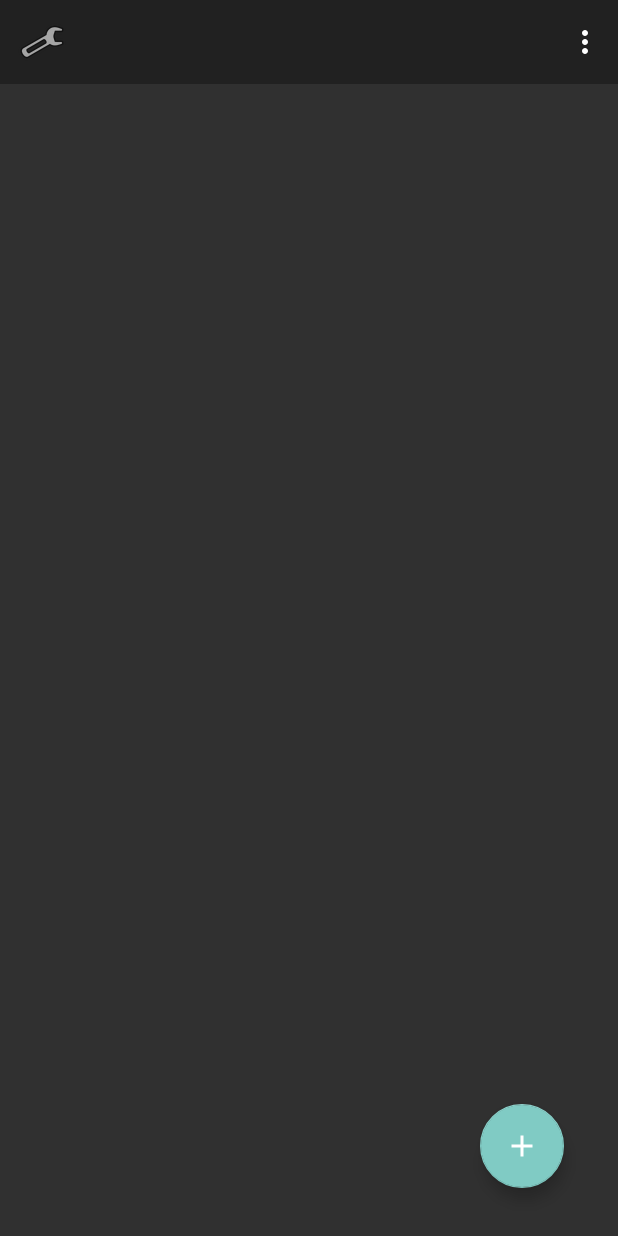
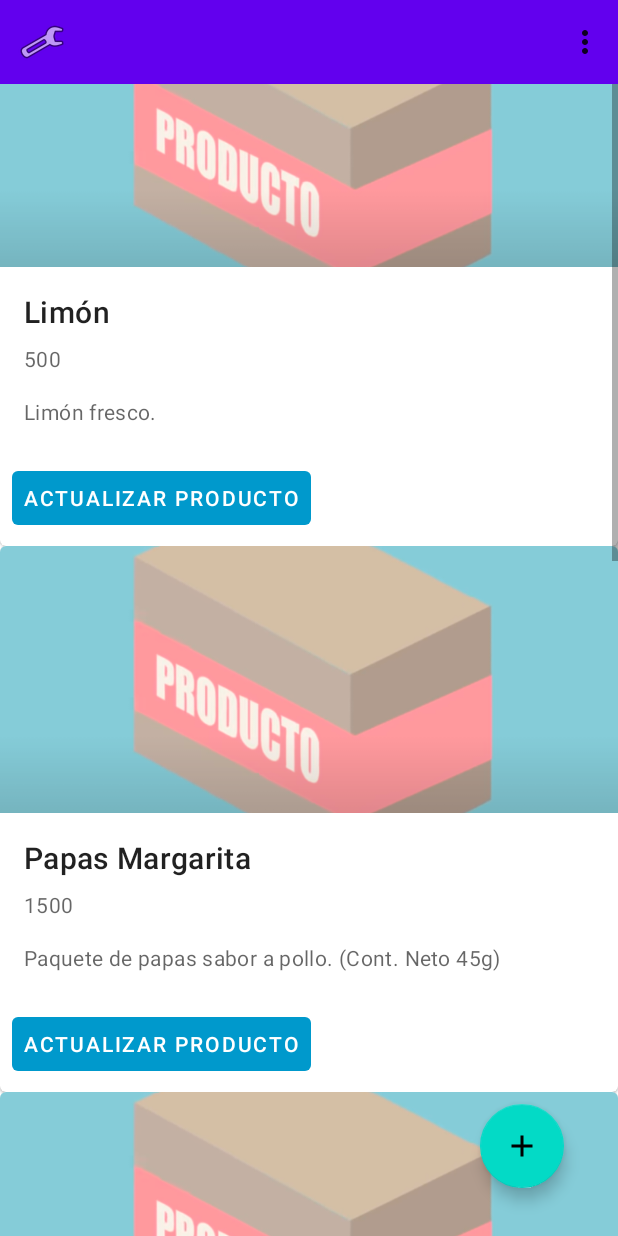
Before and after one commit to IETIM/TenderoAndroidApp, an Android app: the screen it shows after launch (Activity2 before the commit, ProductsActivity after it), after a tap on "INICIA SESIÓN", on a phone screen of 412 x 824 dp. Run offline under Robolectric (Android 15) with nearby library versions, the phone set to English and light mode, and no system bars.

Commit message:
subir fotos a firebase y ver productos quemados

```diff
--- a/app/build.gradle
+++ b/app/build.gradle
@@ -1,5 +1,6 @@
 plugins {
     id 'com.android.application'
+    id 'com.google.gms.google-services'
 }
 
 android {
@@ -37,6 +38,7 @@
     implementation 'androidx.lifecycle:lifecycle-livedata-ktx:2.2.0'
     implementation 'androidx.lifecycle:lifecycle-viewmodel-ktx:2.2.0'
     testImplementation 'junit:junit:4.+'
+    implementation 'com.google.firebase:firebase-storage:19.1.0'
     androidTestImplementation 'androidx.test.ext:junit:1.1.2'
     androidTestImplementation 'androidx.test.espresso:espresso-core:3.3.0'
 }
--- a/app/src/main/AndroidManifest.xml
+++ b/app/src/main/AndroidManifest.xml
@@ -18,6 +18,8 @@
         </activity>
         <activity android:name=".Activity2"
             android:theme="@style/Theme.AppCompat.NoActionBar"/>
+        <activity android:name=".ui.products.ProductsActivity"
+            android:theme="@style/Theme.MaterialComponents.DayNight.NoActionBar"/>
         <activity
             android:name=".StoreKeeperDashboardActivity"
             android:label="@string/title_activity_store_keeper_dashboard"
--- a/app/src/main/java/edu/eci/ieti/takeiteasysk/Activity2.java
+++ b/app/src/main/java/edu/eci/ieti/takeiteasysk/Activity2.java
@@ -11,9 +11,5 @@
     @Override
     protected void onCreate(Bundle savedInstanceState) {
         super.onCreate(savedInstanceState);
-        setContentView(R.layout.nav_activity);
     }
-    public void newProduct(View view) {
-        Intent intent = new Intent(this, NewProductForm.class);
-        startActivity(intent);
-    }}
+  }
--- a/app/src/main/java/edu/eci/ieti/takeiteasysk/MainActivity.java
+++ b/app/src/main/java/edu/eci/ieti/takeiteasysk/MainActivity.java
@@ -5,6 +5,8 @@
 import android.content.Intent;
 import android.os.Bundle;
 import android.view.View;
+
+import edu.eci.ieti.takeiteasysk.ui.products.ProductsActivity;
 
 public class MainActivity extends AppCompatActivity {
 
@@ -15,7 +17,7 @@
     }
     /** Called when the user taps the Send button */
     public void logIn(View view) {
-        Intent intent = new Intent(this, Activity2.class);
+        Intent intent = new Intent(this, ProductsActivity.class);
         startActivity(intent);
     }
 }
--- /dev/null
+++ b/app/src/main/java/edu/eci/ieti/takeiteasysk/model/Product.java
@@ -0,0 +1,88 @@
+package edu.eci.ieti.takeiteasysk.model;
+
+
+import java.util.UUID;
+
+public class Product {
+
+    private String id;
+
+    private String image;
+
+    private String name;
+
+    private String description;
+
+    private String category;
+
+    private  Long price;
+
+    private Long stocks;
+
+
+    public Product() {
+    }
+
+    public Product(String name, String description, Long price) {
+        this.id = UUID.randomUUID().toString();
+        this.name = name;
+        this.description = description;
+        this.price = price;
+    }
+
+    public String getId() {
+        return id;
+    }
+
+    public void setId(String id) {
+        this.id = id;
+    }
+
+    public String getName() {
+        return name;
+    }
+
+    public void setName(String name) {
+        this.name = name;
+    }
+
+    public String getDescription() {
+        return description;
+    }
+
+    public void setDescription(String description) {
+        this.description = description;
+    }
+
+    public String getCategory() {
+        return category;
+    }
+
+    public void setCategory(String category) {
+        this.category = category;
+    }
+
+    public Long getPrice() {
+        return price;
+    }
+
+    public void setPrice(Long price) {
+        this.price = price;
+    }
+
+    public Long getStocks() {
+        return stocks;
+    }
+
+    public void setStocks(Long stocks) {
+        this.stocks = stocks;
+    }
+
+    public String getImage() {
+        return image;
+    }
+
+    public void setImage(String image) {
+        this.image = image;
+    }
+}
--- /dev/null
+++ b/app/src/main/java/edu/eci/ieti/takeiteasysk/persistence/ProductsPersistence.java
@@ -0,0 +1,9 @@
+package edu.eci.ieti.takeiteasysk.persistence;
+
+import java.util.List;
+
+import edu.eci.ieti.takeiteasysk.model.Product;
+
+public interface ProductsPersistence {
+    List<Product> getProducts();
+}
--- /dev/null
+++ b/app/src/main/java/edu/eci/ieti/takeiteasysk/persistence/impl/ProductsPersistenceImpl.java
@@ -0,0 +1,21 @@
+package edu.eci.ieti.takeiteasysk.persistence.impl;
+
+import java.util.ArrayList;
+import java.util.List;
+
+import edu.eci.ieti.takeiteasysk.model.Product;
+import edu.eci.ieti.takeiteasysk.persistence.ProductsPersistence;
+
+public class ProductsPersistenceImpl implements ProductsPersistence {
+    @Override
+    public List<Product> getProducts() {
+        ArrayList<Product> products;
+        products = new ArrayList<>();
+        products.add(new Product("Limón","Limón fresco.", 500L));
+        products.add(new Product("Papas Margarita","Paquete de papas sabor a pollo. (Cont. Neto 45g)", 1500L));
+        products.add(new Product("Leche Alquería","Leche alquería deslactosa (Cont. Neto 1100 ml)", 3500L));
+        products.add(new Product("Yogurt Alpina","Yogurt semidescremado con dulce, con melocotón y cultivos probióticos (Cont. Neto 200g)", 1800L));
+        products.add(new Product("DeTodito","Detodito picante (Cont. Neto 45g)", 2000L));
+        return  products;
+    }
+}
--- /dev/null
+++ b/app/src/main/java/edu/eci/ieti/takeiteasysk/ui/products/ProductsActivity.java
@@ -0,0 +1,32 @@
+package edu.eci.ieti.takeiteasysk.ui.products;
+
+import android.content.Intent;
+import android.os.Bundle;
+import android.view.View;
+import android.widget.Button;
+import android.widget.GridView;
+
+import androidx.appcompat.app.AppCompatActivity;
+
+import edu.eci.ieti.takeiteasysk.NewProductForm;
+import edu.eci.ieti.takeiteasysk.R;
+import edu.eci.ieti.takeiteasysk.persistence.ProductsPersistence;
+import edu.eci.ieti.takeiteasysk.persistence.impl.ProductsPersistenceImpl;
+
+public class ProductsActivity extends AppCompatActivity {
+    @Override
+    protected void onCreate(Bundle savedInstanceState) {
+        super.onCreate(savedInstanceState);
+        setContentView(R.layout.nav_activity);
+        ProductsPersistence productsPersistence=new ProductsPersistenceImpl();
+        GridView gridView= findViewById(R.id.products_grid);
+        gridView.setAdapter(new ProductsAdapter(this,productsPersistence.getProducts()));
+        findViewById(R.id.floatingActionButton).setOnClickListener((View)->newProduct());
+
+    }
+    public void newProduct() {
+        Intent intent = new Intent(this, NewProductForm.class);
+        startActivity(intent);
+    }
+
+}
--- /dev/null
+++ b/app/src/main/java/edu/eci/ieti/takeiteasysk/ui/products/ProductsAdapter.java
@@ -0,0 +1,49 @@
+package edu.eci.ieti.takeiteasysk.ui.products;
+
+import android.content.Context;
+import android.view.LayoutInflater;
+import android.view.View;
+import android.view.ViewGroup;
+import android.widget.BaseAdapter;
+import android.widget.TextView;
+
+import java.util.List;
+
+import edu.eci.ieti.takeiteasysk.R;
+import edu.eci.ieti.takeiteasysk.model.Product;
+
+public class ProductsAdapter extends BaseAdapter {
+    private List<Product>products;
+    private Context context;
+
+    public ProductsAdapter(Context context, List<Product> products) {
+        this.context=context;
+        this.products=products;
+    }
+
+    @Override
+    public int getCount() {
+        return products.size();
+    }
+
+    @Override
+    public Product getItem(int position) {
+        return products.get(position);
+    }
+
+    @Override
+    public long getItemId(int position) {
+        return 0;
+    }
+
+    @Override
+    public View getView(int position, View convertView, ViewGroup parent) {
+        Product product=getItem(position);
+        View view= LayoutInflater.from(context).inflate(R.layout.products,null).findViewById(R.id.idProduct_ViewCard);
+        ((TextView)view.findViewById(R.id.idProduct_ViewNameProduct)).setText(product.getName());
+        ((TextView)view.findViewById(R.id.idProduct_ViewPriceProduct)).setText(product.getPrice().toString());
+        ((TextView)view.findViewById(R.id.idProduct_ViewDescriptionProduct)).setText(product.getDescription());
+
+        return view;
+    }
+}
--- a/app/src/main/res/layout/activity_2.xml
+++ b/app/src/main/res/layout/activity_2.xml
@@ -5,6 +5,11 @@
     android:layout_width="match_parent"
     android:layout_height="match_parent"
     tools:context=".Activity2">
+
+    <GridView
+        android:id="@+id/products_grid"
+        android:layout_width="match_parent"
+        android:layout_height="match_parent" />
 
     <androidx.appcompat.widget.Toolbar
         android:id="@+id/toolbar2"
--- /dev/null
+++ b/app/src/main/res/layout/products.xml
@@ -0,0 +1,84 @@
+<?xml version="1.0" encoding="utf-8"?>
+<androidx.constraintlayout.widget.ConstraintLayout xmlns:android="http://schemas.android.com/apk/res/android"
+    android:layout_width="match_parent"
+    android:layout_height="match_parent"
+    xmlns:app="http://schemas.android.com/apk/res-auto">
+
+    <com.google.android.material.card.MaterialCardView
+        android:id="@+id/idProduct_ViewCard"
+        android:layout_width="match_parent"
+        android:layout_height="wrap_content"
+        android:layout_margin="8dp">
+
+        <LinearLayout
+            android:layout_width="match_parent"
+            android:layout_height="wrap_content"
+            android:orientation="vertical">
+
+            <!-- Media -->
+            <ImageView
+                android:layout_width="match_parent"
+                android:layout_height="178dp"
+                android:contentDescription="Imagen provisional de un producto"
+                android:scaleType="centerCrop"
+                app:srcCompat="@drawable/producto" />
+
+            <LinearLayout
+                android:layout_width="match_parent"
+                android:layout_height="wrap_content"
+                android:orientation="vertical"
+                android:padding="16dp">
+
+                <!-- Title, secondary and supporting text -->
+                <TextView
+                    android:layout_width="wrap_content"
+                    android:layout_height="wrap_content"
+                    android:text="Nombre del producto"
+                    android:id="@+id/idProduct_ViewNameProduct"
+                    android:textAppearance="?attr/textAppearanceHeadline6"
+                    />
+                <TextView
+                    android:layout_width="wrap_content"
+                    android:layout_height="wrap_content"
+                    android:layout_marginTop="8dp"
+                    android:text="Precio del producto"
+                    android:id="@+id/idProduct_ViewPriceProduct"
+                    android:textAppearance="?attr/textAppearanceBody2"
+                    android:textColor="?android:attr/textColorSecondary"
+                    />
+                <TextView
+                    android:layout_width="wrap_content"
+                    android:layout_height="wrap_content"
+                    android:layout_marginTop="16dp"
+                    android:text="Descripción del prodcuto"
+                    android:id="@+id/idProduct_ViewDescriptionProduct"
+                    android:textAppearance="?attr/textAppearanceBody2"
+                    android:textColor="?android:attr/textColorSecondary"
+                    />
+
+            </LinearLayout>
+
+            <!-- Buttons -->
+            <LinearLayout
+                android:layout_width="wrap_content"
+                android:layout_height="wrap_content"
+                android:layout_margin="8dp"
+                android:orientation="horizontal">
+
+                <com.google.android.material.button.MaterialButton
+                    android:id="@+id/idProduct_ViewButtonCart"
+                    style="?attr/borderlessButtonStyle"
+                    android:layout_width="wrap_content"
+                    android:layout_height="wrap_content"
+                    android:layout_marginEnd="8dp"
+                    android:layout_marginRight="8dp"
+                    android:text="@string/product_card_button_1"
+                    android:textColor="@color/white"
+                    app:backgroundTint="@android:color/holo_blue_dark" />
+            </LinearLayout>
+
+        </LinearLayout>
+
+    </com.google.android.material.card.MaterialCardView>
+
+</androidx.constraintlayout.widget.ConstraintLayout>
--- a/app/src/main/res/values/strings.xml
+++ b/app/src/main/res/values/strings.xml
@@ -13,6 +13,7 @@
     <string name="nav_header_desc">Navigation header</string>
     <string name="action_settings">Settings</string>
     <string name="create_product">Registrar Producto</string>
+    <string name="product_card_button_1">Actualizar producto</string>
 
     <string name="menu_home">Home</string>
     <string name="menu_gallery">Gallery</string>
--- a/build.gradle
+++ b/build.gradle
@@ -6,6 +6,7 @@
     }
     dependencies {
         classpath "com.android.tools.build:gradle:4.1.0"
+        classpath 'com.google.gms:google-services:4.3.4'
 
         // NOTE: Do not place your application dependencies here; they belong
         // in the individual module build.gradle files
```
Also changed, not shown: app/src/main/java/edu/eci/ieti/takeiteasysk/NewProductForm.java (+130 -1 lines), app/src/main/res/layout/activity_new_product_form.xml (+12 -1 lines), app/src/main/res/drawable/producto.png (added), 1 other file.
